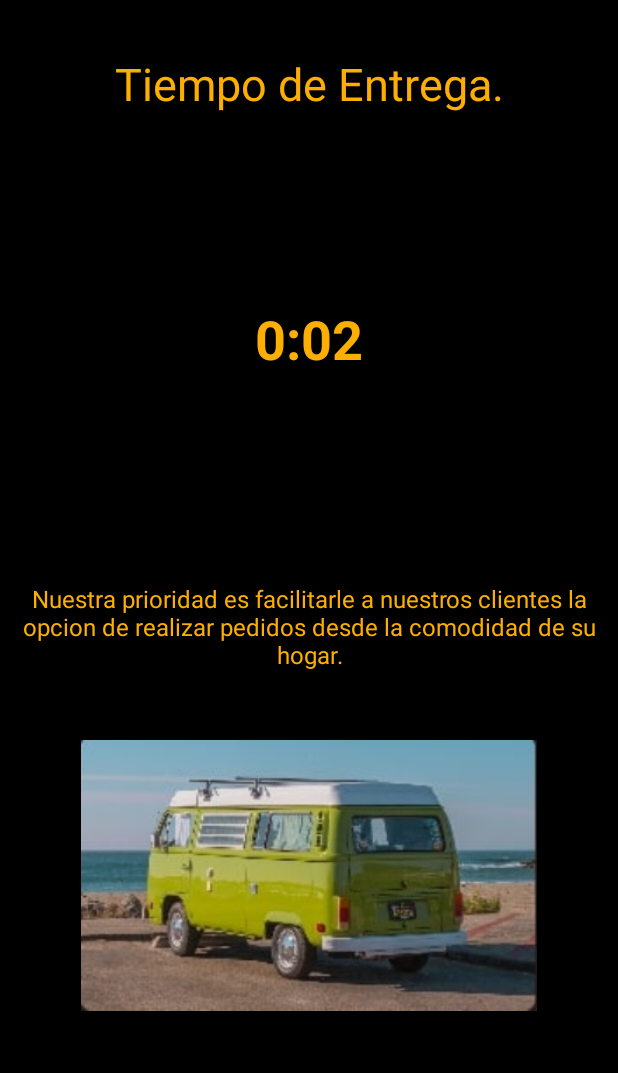
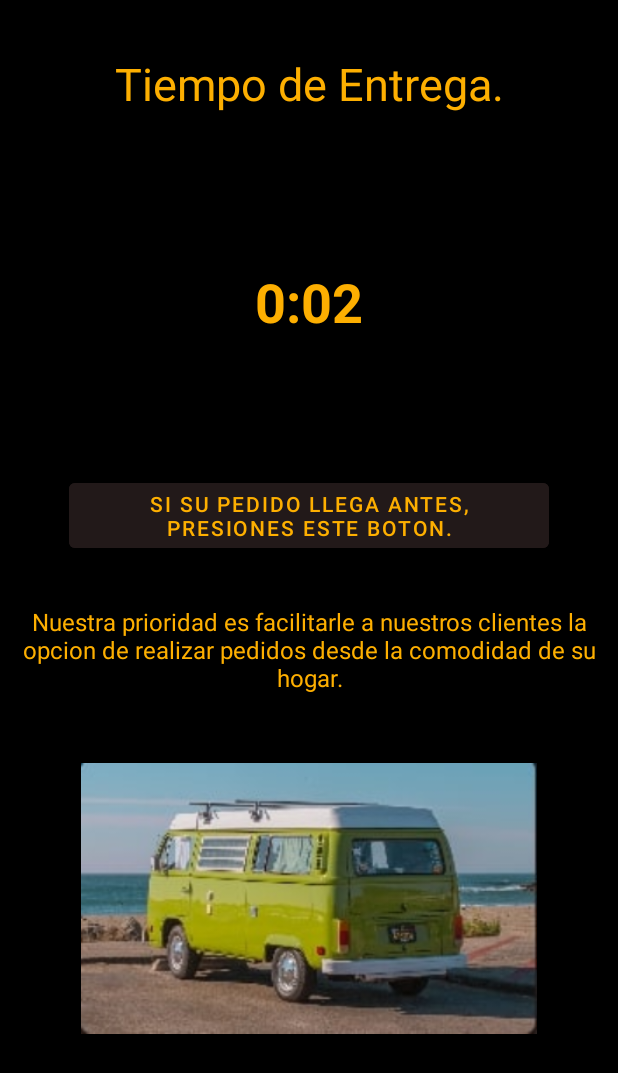
Before and after one commit to dylanjitt/pedidosHermanosAndroid, an Android app: the Pedido screen opened directly, with no data from a screen before it, on a phone screen of 412 x 824 dp. Shown: the top 1073 px of the screen. Run offline under Robolectric (Android 15) with nearby library versions, the phone set to English and light mode, and no system bars.

Commit message:
modified the cronometrer part

```diff
--- a/app/src/main/java/com/grupof/aaft/Pedido.kt
+++ b/app/src/main/java/com/grupof/aaft/Pedido.kt
@@ -7,6 +7,7 @@ import android.os.CountDownTimer
 import com.grupof.aaft.databinding.ActivityPedidoBinding
 
 class Pedido : AppCompatActivity() {
+    private var hola = true
 
     private lateinit var binding: ActivityPedidoBinding
     override fun onCreate(savedInstanceState: Bundle?) {
@@ -15,6 +16,7 @@ class Pedido : AppCompatActivity() {
         val view = binding.root
         setContentView(view)
 
+
         object : CountDownTimer(3600, 1000) {
             override fun onTick(millisUntilFinished: Long) {
                 val minute = (millisUntilFinished / 1000) / 60
@@ -22,14 +24,23 @@ class Pedido : AppCompatActivity() {
                 binding.textView.text = "$minute:$seconds"
             }
             override fun onFinish() {
+                if(hola) {
                     next()
                 }
+            }
+
         }.start()
+
+        binding.sillegaAntes.setOnClickListener{
+            next()
+        }
     }
 
     fun next(){
         val intent = Intent(this, Calificanos::class.java)
         startActivity(intent)
+        finish()
+        hola = false
     }
 
     fun seconds(millisUntilFinished: Long): String {
--- a/app/src/main/res/layout/activity_pedido.xml
+++ b/app/src/main/res/layout/activity_pedido.xml
@@ -24,10 +24,11 @@
 
     <TextView
         android:id="@+id/textView"
-        android:layout_width="300dp"
-        android:layout_height="300dp"
+        android:layout_width="200dp"
+        android:layout_height="150dp"
         android:gravity="center_horizontal|center_vertical"
         android:text="Cronometro"
+        android:layout_marginTop="50dp"
         android:textColor="@color/yellow"
         android:textSize="36sp"
         android:textStyle="bold"
@@ -41,10 +42,11 @@
         android:layout_height="wrap_content"
         android:text="Nuestra prioridad es facilitarle a nuestros clientes la opcion de realizar pedidos desde la comodidad de su hogar."
         android:padding="12sp"
+        android:layout_marginTop="20dp"
         android:gravity="center"
         android:textColor="@color/yellow"
         android:textSize="16sp"
-        app:layout_constraintTop_toBottomOf="@id/textView"
+        app:layout_constraintTop_toBottomOf="@id/sillega_antes"
         app:layout_constraintRight_toRightOf="parent"
         app:layout_constraintLeft_toLeftOf="parent">
     </TextView>
@@ -59,4 +61,17 @@
         app:layout_constraintLeft_toLeftOf="parent"
         android:layout_marginTop="10dp">
     </ImageView>
+
+    <Button
+        android:layout_width="wrap_content"
+        android:layout_height="wrap_content"
+        android:id="@+id/sillega_antes"
+        android:layout_marginTop="40dp"
+        app:layout_constraintTop_toBottomOf="@id/textView"
+        app:layout_constraintRight_toRightOf="parent"
+        app:layout_constraintLeft_toLeftOf="parent"
+        android:backgroundTint="@color/brown"
+        android:text="Si su pedido llega antes, presiones este boton."
+        android:textColor="@color/yellow">
+    </Button>
 </androidx.constraintlayout.widget.ConstraintLayout>
```
Lines whose indentation alone changed are shown as unchanged.
